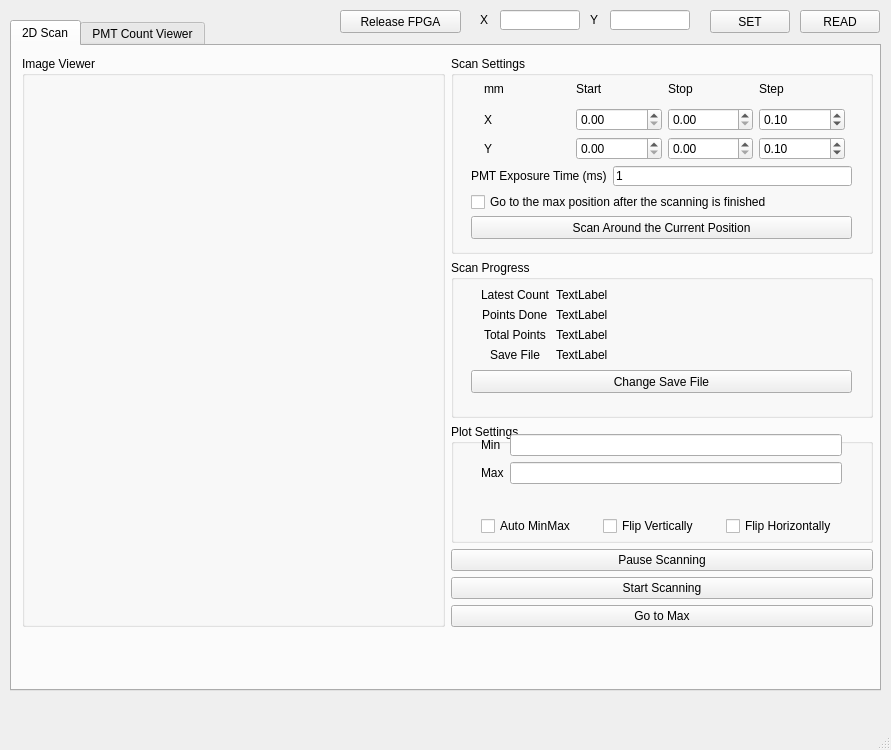
Qt form PMT_GUI.ui (jaeunkim/pmt-gui) before a commit.
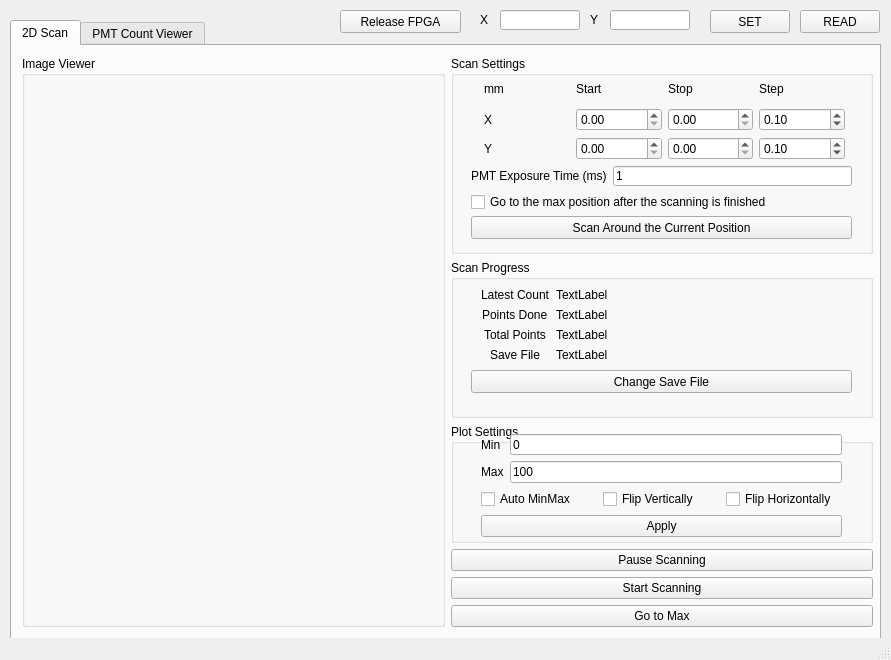
The same form after that commit.

Diff of the .ui file:
```diff
--- a/PMT_GUI.ui
+++ b/PMT_GUI.ui
@@ -7,19 +7,19 @@
     <x>0</x>
     <y>0</y>
     <width>891</width>
-    <height>750</height>
+    <height>660</height>
    </rect>
   </property>
   <property name="minimumSize">
    <size>
     <width>891</width>
-    <height>750</height>
+    <height>660</height>
    </size>
   </property>
   <property name="maximumSize">
    <size>
     <width>891</width>
-    <height>750</height>
+    <height>660</height>
    </size>
   </property>
   <property name="windowTitle">
@@ -32,19 +32,19 @@
       <x>10</x>
       <y>20</y>
       <width>871</width>
-      <height>671</height>
+      <height>621</height>
      </rect>
     </property>
     <property name="minimumSize">
      <size>
       <width>871</width>
-      <height>671</height>
+      <height>621</height>
      </size>
     </property>
     <property name="maximumSize">
      <size>
       <width>871</width>
-      <height>671</height>
+      <height>621</height>
      </size>
     </property>
     <property name="currentIndex">
@@ -346,7 +346,7 @@
                <x>30</x>
                <y>10</y>
                <width>361</width>
-               <height>102</height>
+               <height>103</height>
               </rect>
              </property>
              <layout class="QVBoxLayout" name="verticalLayout_3">
@@ -367,10 +367,18 @@
                  </widget>
                 </item>
                 <item row="0" column="1">
-                 <widget class="QLineEdit" name="plot_min"/>
+                 <widget class="QLineEdit" name="plot_min">
+                  <property name="text">
+                   <string>0</string>
+                  </property>
+                 </widget>
                 </item>
                 <item row="1" column="1">
-                 <widget class="QLineEdit" name="plot_max"/>
+                 <widget class="QLineEdit" name="plot_max">
+                  <property name="text">
+                   <string>100</string>
+                  </property>
+                 </widget>
                 </item>
                </layout>
               </item>
@@ -399,6 +407,13 @@
                 </item>
                </layout>
               </item>
+              <item>
+               <widget class="QPushButton" name="BTN_apply_plot_settings">
+                <property name="text">
+                 <string>Apply</string>
+                </property>
+               </widget>
+              </item>
              </layout>
             </widget>
            </widget>
```
